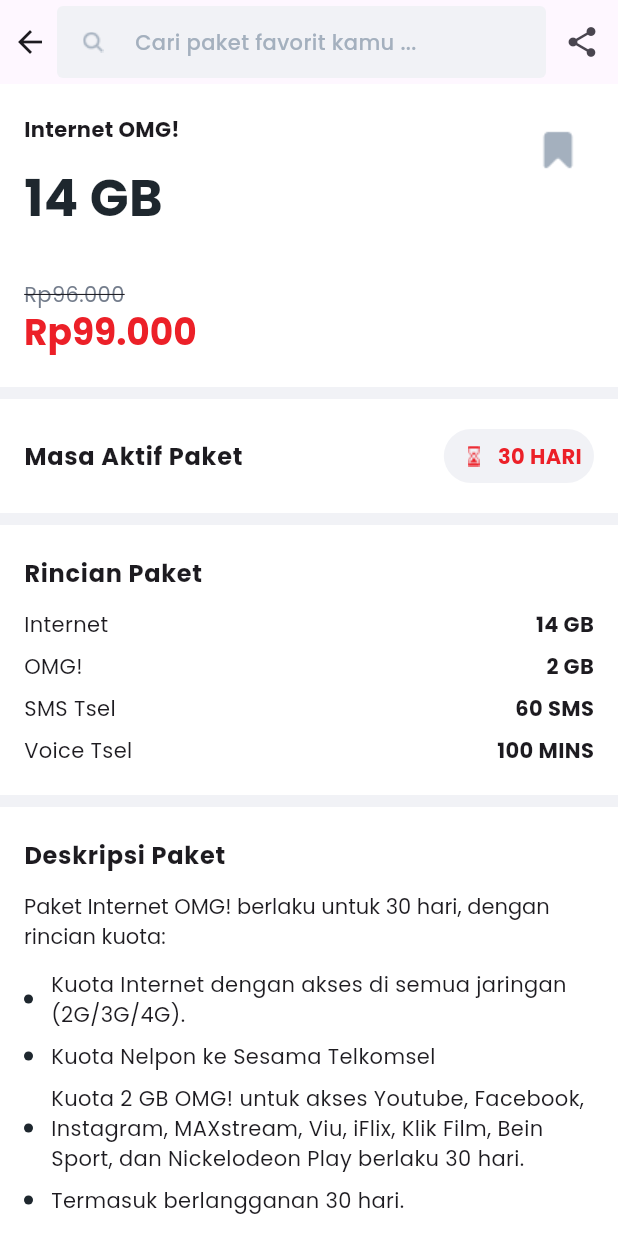
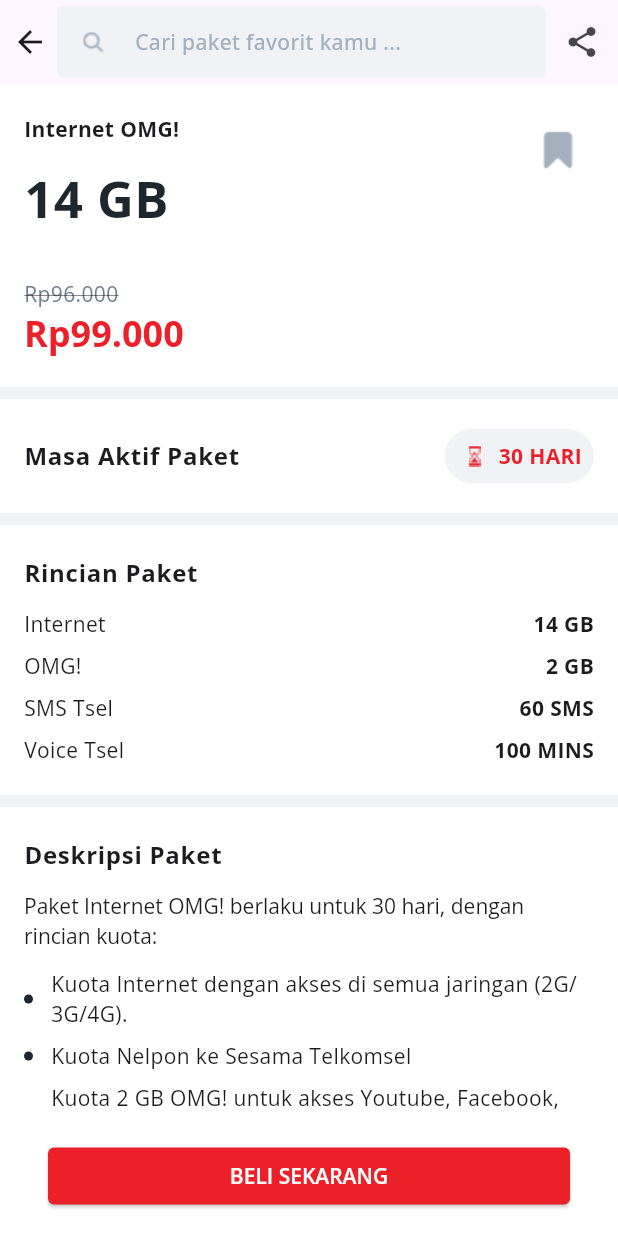
Before and after one commit to ziss11/mytelkomsel-clone-ui, a Flutter app: the InternetPage screen opened by its route, after a tap on an icon or button, on a phone screen of 412 x 824 dp. Run offline on Flutter 3.47's test engine with Material 2 defaults, Android fonts, the phone set to English and light mode, and no system bars; our stand-ins replace equatable, go_router, google_fonts.

Commit message:
create beli button in detail package page

```diff
--- a/lib/presentation/pages/package_detail.dart
+++ b/lib/presentation/pages/package_detail.dart
@@ -1,6 +1,7 @@
 import 'package:flutter/material.dart';
 import 'package:intl/intl.dart';
 import 'package:mytelkomsel_clone_ui/data/model/paket_model.dart';
+import 'package:mytelkomsel_clone_ui/presentation/widgets/filled_button.dart';
 import 'package:mytelkomsel_clone_ui/presentation/widgets/filled_textfield.dart';
 import 'package:mytelkomsel_clone_ui/utilities/colors.dart';
 
@@ -17,6 +18,7 @@ class PackageDetail extends StatelessWidget {
     return Scaffold(
       backgroundColor: AppColors.lightGrey,
       appBar: _appBar(),
+      bottomNavigationBar: _bottomAppaBar(),
       body: SafeArea(
         child: SingleChildScrollView(
           physics: const BouncingScrollPhysics(),
@@ -26,6 +28,7 @@ class PackageDetail extends StatelessWidget {
               _masaAktif(context),
               _rincianPaket(context),
               _deskripsiPaket(context),
+              _syaratKetentuan(context),
             ],
           ),
         ),
@@ -46,6 +49,22 @@ class PackageDetail extends StatelessWidget {
           ),
         ),
       ],
+    );
+  }
+
+  Widget _bottomAppaBar() {
+    return BottomAppBar(
+      color: AppColors.white,
+      child: Padding(
+        padding: const EdgeInsets.symmetric(
+          horizontal: 16,
+          vertical: 9,
+        ),
+        child: FilledButton(
+          text: "BELI SEKARANG",
+          onPressed: () {},
+        ),
+      ),
     );
   }
 
@@ -324,4 +343,79 @@ class PackageDetail extends StatelessWidget {
       ),
     );
   }
+
+  Widget _syaratKetentuanItem(
+      BuildContext context, int number, String description) {
+    return Row(
+      crossAxisAlignment: CrossAxisAlignment.start,
+      children: [
+        Text(
+          "${number.toString()}. ",
+          style: Theme.of(context).textTheme.bodyText2,
+        ),
+        const SizedBox(
+          width: 8,
+        ),
+        Expanded(
+          child: Text(
+            description,
+            style: Theme.of(context).textTheme.bodyText2,
+          ),
+        ),
+      ],
+    );
+  }
+
+  Widget _syaratKetentuan(BuildContext context) {
+    return Container(
+      color: AppColors.white,
+      margin: const EdgeInsets.only(bottom: 8),
+      padding: const EdgeInsets.symmetric(
+        horizontal: 16,
+        vertical: 20,
+      ),
+      child: Column(
+        crossAxisAlignment: CrossAxisAlignment.start,
+        children: [
+          Text(
+            "Syarat dan Ketentuan",
+            style: Theme.of(context)
+                .textTheme
+                .bodyText1
+                ?.copyWith(fontWeight: FontWeight.w700),
+          ),
+          const SizedBox(
+            height: 12,
+          ),
+          Wrap(
+            runSpacing: 8,
+            children: [
+              _syaratKetentuanItem(
+                context,
+                1,
+                "Paket berlaku hanya untuk pemakaian dalam negeri (Tidak berlaku untuk pemakaian luar negeri).",
+              ),
+              _syaratKetentuanItem(
+                context,
+                2,
+                "Setelah melewati volume yang disediakan, pelanggan akan dikenakan tarif normal.",
+              ),
+              _syaratKetentuanItem(
+                context,
+                3,
+                "Kuota internet lokal hanya dapat digunakan di lokasi pelanggan melakukan aktivasi paket.",
+              ),
+              Text(
+                "Selengkapnya",
+                style: Theme.of(context).textTheme.bodyText2?.copyWith(
+                      color: AppColors.red,
+                      fontWeight: FontWeight.w500,
+                    ),
+              ),
+            ],
+          ),
+        ],
+      ),
+    );
+  }
 }
--- a/lib/utilities/typography.dart
+++ b/lib/utilities/typography.dart
@@ -2,28 +2,28 @@ import 'package:flutter/material.dart';
 import 'package:google_fonts/google_fonts.dart';
 
 final typography = TextTheme(
-  headline1: GoogleFonts.poppins(
+  headline1: GoogleFonts.openSans(
       fontSize: 95, fontWeight: FontWeight.w300, letterSpacing: -1.5),
-  headline2: GoogleFonts.poppins(
+  headline2: GoogleFonts.openSans(
       fontSize: 59, fontWeight: FontWeight.w300, letterSpacing: -0.5),
-  headline3: GoogleFonts.poppins(fontSize: 48, fontWeight: FontWeight.w400),
-  headline4: GoogleFonts.poppins(
+  headline3: GoogleFonts.openSans(fontSize: 48, fontWeight: FontWeight.w400),
+  headline4: GoogleFonts.openSans(
       fontSize: 34, fontWeight: FontWeight.w400, letterSpacing: 0.25),
-  headline5: GoogleFonts.poppins(fontSize: 24, fontWeight: FontWeight.w400),
-  headline6: GoogleFonts.poppins(
+  headline5: GoogleFonts.openSans(fontSize: 24, fontWeight: FontWeight.w400),
+  headline6: GoogleFonts.openSans(
       fontSize: 20, fontWeight: FontWeight.w500, letterSpacing: 0.15),
-  subtitle1: GoogleFonts.poppins(
+  subtitle1: GoogleFonts.openSans(
       fontSize: 16, fontWeight: FontWeight.w400, letterSpacing: 0.15),
-  subtitle2: GoogleFonts.poppins(
+  subtitle2: GoogleFonts.openSans(
       fontSize: 14, fontWeight: FontWeight.w500, letterSpacing: 0.1),
-  bodyText1: GoogleFonts.poppins(
+  bodyText1: GoogleFonts.openSans(
       fontSize: 16, fontWeight: FontWeight.w400, letterSpacing: 0.5),
-  bodyText2: GoogleFonts.poppins(
+  bodyText2: GoogleFonts.openSans(
       fontSize: 14, fontWeight: FontWeight.w400, letterSpacing: 0.25),
-  button: GoogleFonts.poppins(
+  button: GoogleFonts.openSans(
       fontSize: 14, fontWeight: FontWeight.w500, letterSpacing: 1.25),
-  caption: GoogleFonts.poppins(
+  caption: GoogleFonts.openSans(
       fontSize: 12, fontWeight: FontWeight.w400, letterSpacing: 0.4),
-  overline: GoogleFonts.poppins(
+  overline: GoogleFonts.openSans(
       fontSize: 10, fontWeight: FontWeight.w400, letterSpacing: 1.5),
 );
```
